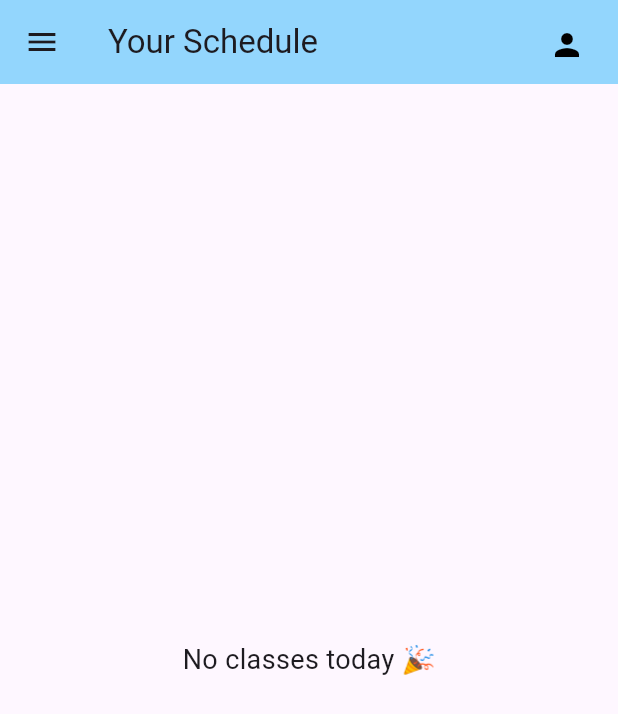
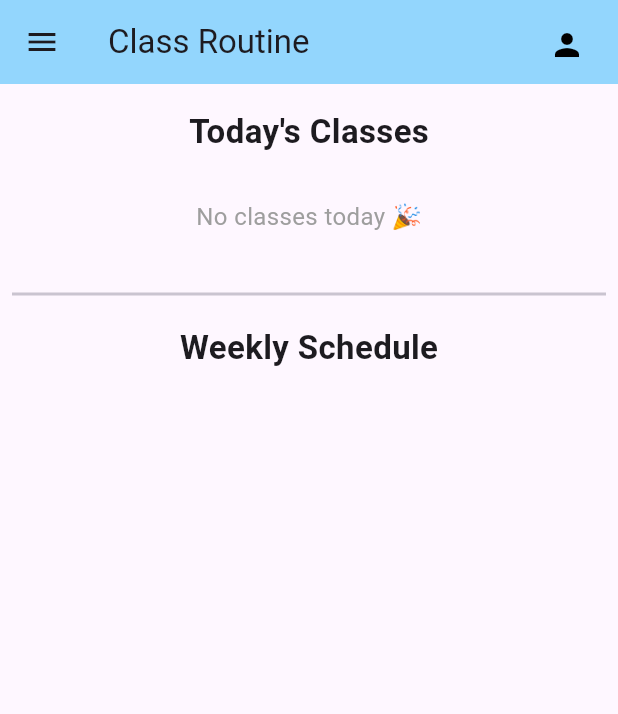
Before and after one commit to sheikh-shakib/classs_management_app, a Flutter app: the ScheduleScreen screen opened directly, on a phone screen of 412 x 824 dp. Shown: the top 714 px of the screen. Run offline on Flutter 3.47's test engine with Material 3 defaults, Android fonts, the light colour scheme and no system bars; our stand-ins replace cloud_firestore, firebase_auth, firebase_core; accounts and stored records are empty; statements that could not run were skipped.

Commit message:
Added schedule screen, provider logic, and group based view,add routine logic

```diff
--- a/lib/screens/schedule_screen.dart
+++ b/lib/screens/schedule_screen.dart
@@ -1,10 +1,12 @@
+import 'package:class_management_app/models/user_model.dart';
+import 'package:class_management_app/screens/add_routine_screen.dart';
 import 'package:class_management_app/screens/login_screen.dart';
 import 'package:firebase_auth/firebase_auth.dart' as firebase_auth;
 import 'package:flutter/material.dart';
 import 'package:provider/provider.dart';
+
+import '../providers/auth_provider.dart';
 import '../providers/schedule_provider.dart';
-import '../providers/auth_provider.dart';
-import '../models/schedule_event.dart';
 
 class ScheduleScreen extends StatefulWidget {
   const ScheduleScreen({super.key});
@@ -13,28 +15,28 @@ class ScheduleScreen extends StatefulWidget {
   State<ScheduleScreen> createState() => _ScheduleScreenState();
 }
 
-class _ScheduleScreenState extends State<ScheduleScreen>
-    with SingleTickerProviderStateMixin {
-  late AnimationController _controller;
+class _ScheduleScreenState extends State<ScheduleScreen> {
+  // Weekdays mapping from Saturday to Friday
+  final List<Map<String, dynamic>> _weekDays = [
+    {'name': 'Saturday', 'weekday': 6},
+    {'name': 'Sunday', 'weekday': 7},
+    {'name': 'Monday', 'weekday': 1},
+    {'name': 'Tuesday', 'weekday': 2},
+    {'name': 'Wednesday', 'weekday': 3},
+    {'name': 'Thursday', 'weekday': 4},
+    {'name': 'Friday', 'weekday': 5},
+  ];
 
   @override
   void initState() {
     super.initState();
-    _controller = AnimationController(vsync: this);
+    // Fetch schedule data on initialization
     Future.microtask(() {
-      if (!mounted) return;
       final auth = context.read<AuthProvider>();
-      final schedule = context.read<ScheduleProvider>();
       if (auth.user != null) {
-        schedule.loadSchedule(auth.user!);
+        context.read<ScheduleProvider>().loadSchedule(auth.user!);
       }
     });
-  }
-
-  @override
-  void dispose() {
-    _controller.dispose();
-    super.dispose();
   }
 
   Future<void> signOut() async {
@@ -43,21 +45,26 @@ class _ScheduleScreenState extends State<ScheduleScreen>
 
   @override
   Widget build(BuildContext context) {
+    final user = context.watch<AuthProvider>().user;
+    final canEdit = user?.role == UserRole.teacher || user?.role == UserRole.cr;
+    final provider = context.watch<ScheduleProvider>();
+
     return Scaffold(
       appBar: AppBar(
-        title: Text("Your Schedule"),
+        title: const Text("Class Routine"),
         backgroundColor: const Color.fromARGB(255, 147, 214, 253),
         actions: [
           Padding(
-            padding: EdgeInsets.all(10),
+            padding: const EdgeInsets.all(10),
             child: IconButton(
               onPressed: () {},
-              icon: Icon(Icons.person),
+              icon: const Icon(Icons.person),
               color: Colors.black,
             ),
           ),
         ],
       ),
+      // RESTORED: Existing Side Drawer
       drawer: NavigationDrawer(
         children: [
           Padding(
@@ -66,107 +73,181 @@ class _ScheduleScreenState extends State<ScheduleScreen>
               child: CircleAvatar(
                 radius: 50,
                 backgroundColor: Colors.grey[300],
-                child: Icon(Icons.person, size: 50),
+                child: const Icon(Icons.person, size: 50),
               ),
             ),
           ),
-          Padding(
-            padding: const EdgeInsets.all(20),
+          const Padding(
+            padding: EdgeInsets.all(20),
             child: Center(child: Text("Welcome to Classroom Manager")),
           ),
-          Divider(),
-
-          Padding(
-            padding: const EdgeInsets.symmetric(horizontal: 10),
-            child: Center(
-              child: ListTile(
-                leading: Icon(Icons.home),
-                title: Text("Home Page"),
-                onTap: () {},
+          const Divider(),
+          ListTile(
+            leading: const Icon(Icons.home),
+            title: const Text("Home Page"),
+            onTap: () => Navigator.pop(context),
           ),
+          ListTile(
+            leading: const Icon(Icons.schedule),
+            title: const Text("Class Schedule"),
+            onTap: () => Navigator.pop(context),
           ),
-          ),
-          Padding(
-            padding: const EdgeInsets.symmetric(horizontal: 10),
-            child: Center(
-              child: ListTile(
-                leading: Icon(Icons.schedule),
-                title: Text("Class Schedule"),
-                onTap: () {},
-              ),
-            ),
-          ),
-          Padding(
-            padding: const EdgeInsets.symmetric(horizontal: 10),
-            child: Center(
-              child: ListTile(
-                leading: Icon(Icons.person),
-                title: Text("Dashboard"),
-                onTap: () {},
-              ),
-            ),
-          ),
-          Divider(),
-          Padding(
-            padding: const EdgeInsets.symmetric(horizontal: 10),
-            child: Center(
-              child: ListTile(
-                titleAlignment: ListTileTitleAlignment.center,
-                leading: Icon(Icons.logout),
-                title: Text("Logout"),
+          // Conditional Add Routine Tile
+          if (canEdit)
+            ListTile(
+              leading: const Icon(Icons.add),
+              title: const Text("Add Routine"),
               onTap: () {
-                  signOut();
+                Navigator.pop(context);
                 Navigator.push(
                   context,
-                    MaterialPageRoute(builder: (context) => LoginScreen()),
+                  MaterialPageRoute(builder: (_) => const AddRoutineScreen()),
                 );
               },
             ),
+          ListTile(
+            leading: const Icon(Icons.person),
+            title: const Text("Dashboard"),
+            onTap: () {},
           ),
+          const Divider(),
+          ListTile(
+            leading: const Icon(Icons.logout),
+            title: const Text("Logout"),
+            onTap: () async {
+              await signOut();
+              if (mounted) {
+                Navigator.pushAndRemoveUntil(
+                  context,
+                  MaterialPageRoute(builder: (_) => const LoginScreen()),
+                  (route) => false,
+                );
+              }
+            },
           ),
         ],
       ),
-      body: Consumer<ScheduleProvider>(
-      builder: (context, scheduleProvider, child) {
-
-          if (scheduleProvider.isLoading) {
-            return const Center(
-              child: CircularProgressIndicator(),
-            );
-          }
-
-          final events =
-              scheduleProvider.getEventsForDay(DateTime.now());
-
-          if (events.isEmpty) {
-            return const Center(
-              child: Text(
-                "No classes today 🎉",
-                style: TextStyle(fontSize: 18),
+      body: provider.isLoading
+          ? const Center(child: CircularProgressIndicator())
+          : ListView(
+              padding: const EdgeInsets.symmetric(vertical: 16, horizontal: 8),
+              children: [
+                Center(child: _buildSectionTitle("Today's Classes")),
+                const SizedBox(height: 10),
+                _buildTodayContent(provider, canEdit),
+                const Divider(height: 40, thickness: 2),
+                Center(child: _buildSectionTitle("Weekly Schedule")),
+                const SizedBox(height: 15),
+                ..._buildWeeklySchedule(provider, canEdit),
+              ],
             ),
     );
   }
 
-          return ListView.builder(
-            padding: const EdgeInsets.all(16),
-            itemCount: events.length,
-            itemBuilder: (context, index) {
+  // Helper to build Today's content
+  Widget _buildTodayContent(ScheduleProvider provider, bool canEdit) {
+    final todayEvents = provider.getEventsForDay(DateTime.now());
+    if (todayEvents.isEmpty) {
+      return const Padding(
+        padding: EdgeInsets.symmetric(vertical: 20),
+        child: Center(
+            child: Text("No classes today 🎉",
+                style: TextStyle(fontSize: 16, color: Colors.grey))),
+      );
+    }
+    return _buildRoutineTable(context, todayEvents, canEdit, provider);
+  }
 
-              final event = events[index];
+  // Helper to build the full week's tables
+  List<Widget> _buildWeeklySchedule(ScheduleProvider provider, bool canEdit) {
+    return _weekDays.map((day) {
+      final dayEvents = provider.events
+          .where((e) => e.dayOfWeek == day['weekday'])
+          .toList()
+        ..sort((a, b) => (a.startTime.hour * 60 + a.startTime.minute)
+            .compareTo(b.startTime.hour * 60 + b.startTime.minute));
 
-              return Card(
-                margin: const EdgeInsets.only(bottom: 16),
-                child: ListTile(
-                  title: Text(event.subject),
-                  subtitle: Text("Room ${event.room}"),
-                  trailing: Text(
-                    "${event.startTime.format(context)} - ${event.endTime.format(context)}",
+      if (dayEvents.isEmpty) return const SizedBox.shrink();
+
+      return Column(
+        children: [
+          Padding(
+            padding: const EdgeInsets.symmetric(vertical: 12),
+            child: Text(day['name'],
+                style: const TextStyle(
+                    fontSize: 18,
+                    fontWeight: FontWeight.w600,
+                    color: Colors.blue)),
+          ),
+          _buildRoutineTable(context, dayEvents, canEdit, provider),
+          const SizedBox(height: 25),
+        ],
+      );
+    }).toList();
+  }
+
+  Widget _buildSectionTitle(String title) {
+    return Text(title,
+        style: const TextStyle(fontSize: 22, fontWeight: FontWeight.bold));
+  }
+
+  // Table widget centered with horizontal scroll
+  Widget _buildRoutineTable(BuildContext context, List events, bool canEdit,
+      ScheduleProvider provider) {
+    return Center(
+      child: SingleChildScrollView(
+        scrollDirection: Axis.horizontal,
+        child: Container(
+          decoration: BoxDecoration(
+            color: Colors.white,
+            border: Border.all(color: Colors.grey[300]!),
+            borderRadius: BorderRadius.circular(8),
+          ),
+          child: DataTable(
+            columnSpacing: 20,
+            headingRowColor: WidgetStateProperty.all(Colors.blue[50]),
+            columns: [
+              const DataColumn(label: Text('Time', style: TextStyle(fontWeight: FontWeight.bold))),
+              const DataColumn(label: Text('Subject', style: TextStyle(fontWeight: FontWeight.bold))),
+              const DataColumn(label: Text('Room', style: TextStyle(fontWeight: FontWeight.bold))),
+              if (canEdit) const DataColumn(label: Text('Action', style: TextStyle(fontWeight: FontWeight.bold))),
+            ],
+            rows: events.map((e) {
+              return DataRow(cells: [
+                DataCell(Text("${e.startTime.format(context)} - ${e.endTime.format(context)}")),
+                DataCell(Text(e.subject, style: const TextStyle(fontWeight: FontWeight.w500))),
+                DataCell(Text(e.room)),
+                if (canEdit)
+                  DataCell(
+                    IconButton(
+                      icon: const Icon(Icons.delete_outline, color: Colors.red),
+                      onPressed: () => _confirmDelete(context, provider, e.id),
+                    ),
+                  ),
+              ]);
+            }).toList(),
+          ),
         ),
       ),
     );
+  }
+
+  void _confirmDelete(BuildContext context, ScheduleProvider provider, String id) {
+    showDialog(
+      context: context,
+      builder: (ctx) => AlertDialog(
+        title: const Text("Confirm Deletion"),
+        content: const Text("Delete this class?"),
+        actions: [
+          TextButton(onPressed: () => Navigator.pop(ctx), child: const Text("Cancel")),
+          TextButton(
+            onPressed: () {
+              provider.deleteEvent(id);
+              Navigator.pop(ctx);
             },
-          );
-        },
+            child: const Text("Delete", style: TextStyle(color: Colors.red)),
+          ),
+        ],
       ),
     );
   }
```
Also changed, not shown: lib/providers/schedule_provider.dart (+15 -28 lines), lib/screens/add_routine_screen.dart (added, +163 -0 lines), lib/services/schedule_service.dart (+21 -39 lines), testlogin.txt (+7 -1 lines). Lines whose indentation alone changed are shown as unchanged.
